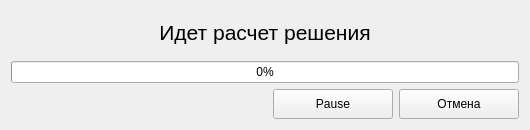
Before: the Qt Designer form loadwindow.ui in androidZ200/Simulation-of-heat-propagation, drawn with Qt 5.
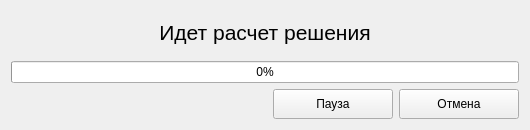
After: the same form once the commit is applied.

The edit to the form file:
```diff
--- a/loadwindow.ui
+++ b/loadwindow.ui
@@ -67,7 +67,7 @@
         </size>
        </property>
        <property name="text">
-        <string>Pause</string>
+        <string>Пауза</string>
        </property>
       </widget>
      </item>
```
